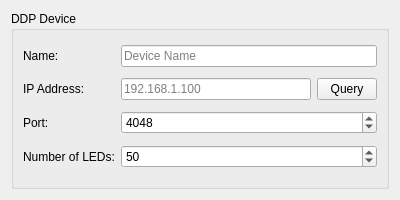
Qt form qt/ManualDevicesSettingsPage/DDPSettingsEntry/DDPSettingsEntry.ui (CalcProgrammer1/OpenRGB) before a commit.
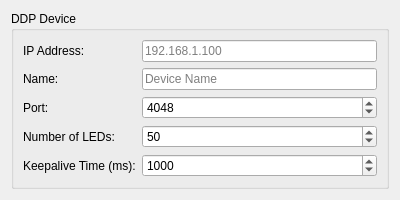
The same form after that commit.

Commit message: Update DDP manual device entry with keepalive support

```diff
--- a/qt/ManualDevicesSettingsPage/DDPSettingsEntry/DDPSettingsEntry.ui
+++ b/qt/ManualDevicesSettingsPage/DDPSettingsEntry/DDPSettingsEntry.ui
@@ -27,50 +27,33 @@
      </property>
      <layout class="QGridLayout" name="gridLayout_2">
       <item row="0" column="0">
+       <widget class="QLabel" name="IPLabel">
+        <property name="text">
+         <string>IP Address:</string>
+        </property>
+       </widget>
+      </item>
+      <item row="0" column="1">
+       <widget class="QLineEdit" name="IPEdit">
+        <property name="placeholderText">
+         <string>192.168.1.100</string>
+        </property>
+       </widget>
+      </item>
+      <item row="1" column="0">
        <widget class="QLabel" name="NameLabel">
         <property name="text">
          <string>Name:</string>
         </property>
        </widget>
       </item>
-      <item row="0" column="1">
+      <item row="1" column="1">
        <widget class="QLineEdit" name="NameEdit">
         <property name="placeholderText">
          <string>Device Name</string>
         </property>
        </widget>
       </item>
-      <item row="1" column="0">
-       <widget class="QLabel" name="IPLabel">
-        <property name="text">
-         <string>IP Address:</string>
-        </property>
-       </widget>
-      </item>
-      <item row="1" column="1">
-       <layout class="QHBoxLayout" name="ipLayout">
-        <item>
-         <widget class="QLineEdit" name="IPEdit">
-          <property name="placeholderText">
-           <string>192.168.1.100</string>
-          </property>
-         </widget>
-        </item>
-        <item>
-         <widget class="QPushButton" name="QueryButton">
-          <property name="text">
-           <string>Query</string>
-          </property>
-          <property name="maximumSize">
-           <size>
-            <width>60</width>
-            <height>16777215</height>
-           </size>
-          </property>
-         </widget>
-        </item>
-       </layout>
-      </item>
       <item row="2" column="0">
        <widget class="QLabel" name="PortLabel">
         <property name="text">
@@ -111,6 +94,29 @@
         </property>
        </widget>
       </item>
+      <item row="4" column="0">
+       <widget class="QLabel" name="KeepaliveTimeLabel">
+        <property name="text">
+         <string>Keepalive Time (ms):</string>
+        </property>
+       </widget>
+      </item>
+      <item row="4" column="1">
+       <widget class="QSpinBox" name="KeepaliveTimeSpinBox">
+        <property name="minimum">
+         <number>0</number>
+        </property>
+        <property name="maximum">
+         <number>10000</number>
+        </property>
+        <property name="value">
+         <number>1000</number>
+        </property>
+        <property name="specialValueText">
+         <string>Disabled</string>
+        </property>
+       </widget>
+      </item>
      </layout>
     </widget>
    </item>
```
The commit also changes 2 other files.
